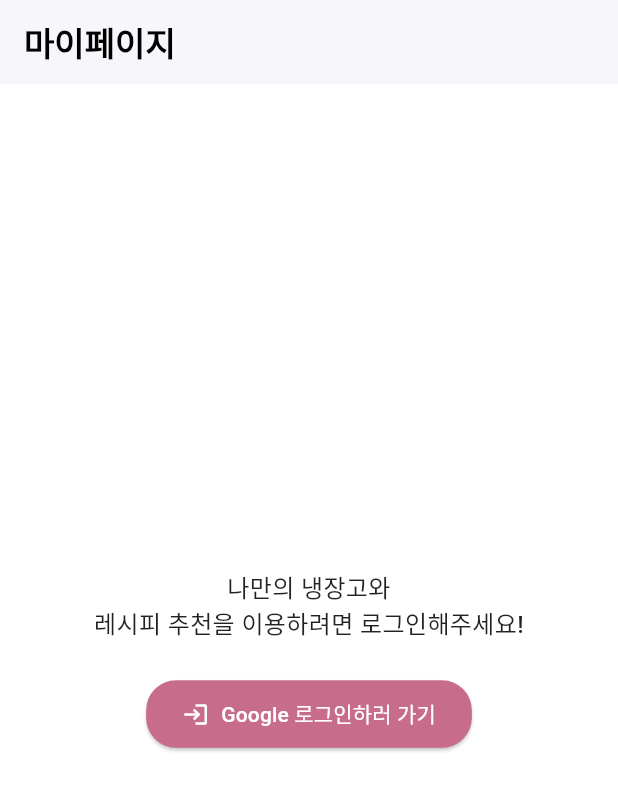
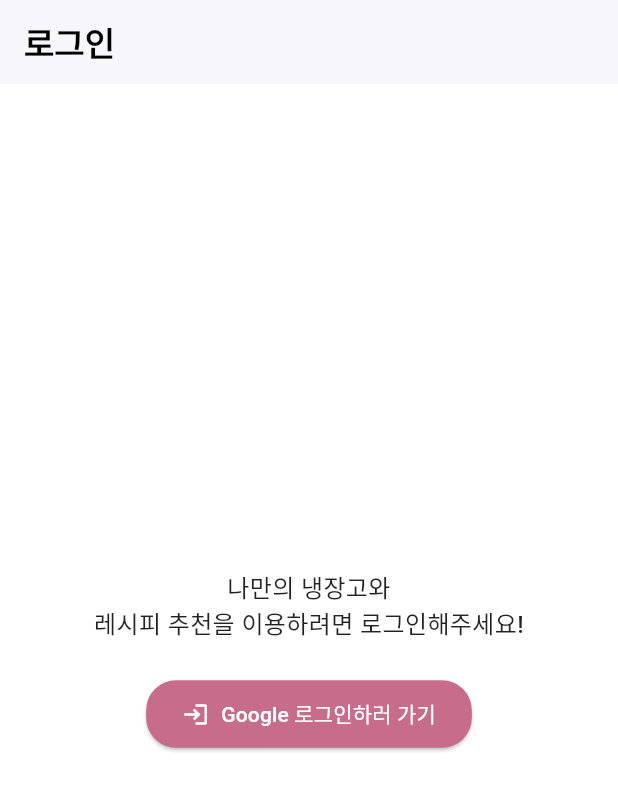
Before and after one commit to jinju9513/recipea-, a Flutter app: the Login screen opened by its route, on a phone screen of 412 x 824 dp. Shown: the top 791 px of the screen. Run offline on Flutter 3.47's test engine with Material 3 defaults, Android fonts, the phone set to English and light mode, and no system bars; our stand-ins replace cloud_firestore, firebase_auth, firebase_core, flutter_riverpod, go_router, google_sign_in and 1 more; accounts and stored records are empty.

Commit message:
fix : appbar 로그인으로 변경

```diff
--- a/lib/UI/pages/my_page/login.dart
+++ b/lib/UI/pages/my_page/login.dart
@@ -13,7 +13,7 @@ class Login extends ConsumerWidget {
     final authVM = ref.watch(authViewModelProvider.notifier);
     final user = ref.watch(authViewModelProvider);
     return Scaffold(
-      appBar: commonAppBar('마이페이지'),
+      appBar: commonAppBar('로그인'),
       backgroundColor: Colors.white,
       body: SafeArea(
         child: Center(
```
